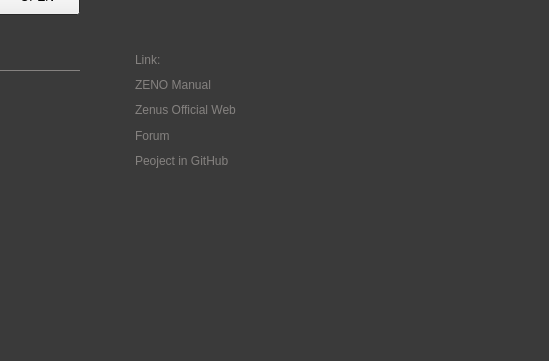
Qt form ui/zenoedit/nodesview/welcomepage.ui (zenustech/zeno) before a commit; both pictures show x 319 to 868 and y 311 to 672 of the 868 by 672 pixel window.
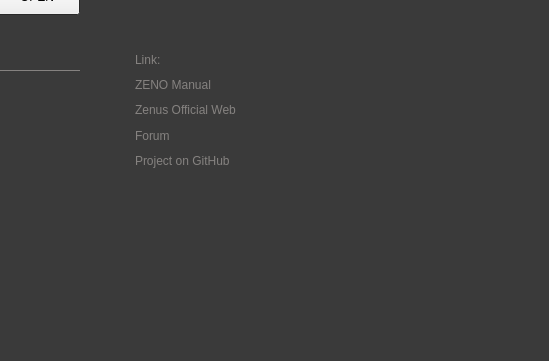
The same form after that commit.

The edit to the form file:
```diff
--- a/ui/zenoedit/nodesview/welcomepage.ui
+++ b/ui/zenoedit/nodesview/welcomepage.ui
@@ -591,7 +591,7 @@
 }</string>
              </property>
              <property name="text">
-              <string>Peoject in GitHub</string>
+              <string>Project on GitHub</string>
              </property>
             </widget>
            </item>
```
